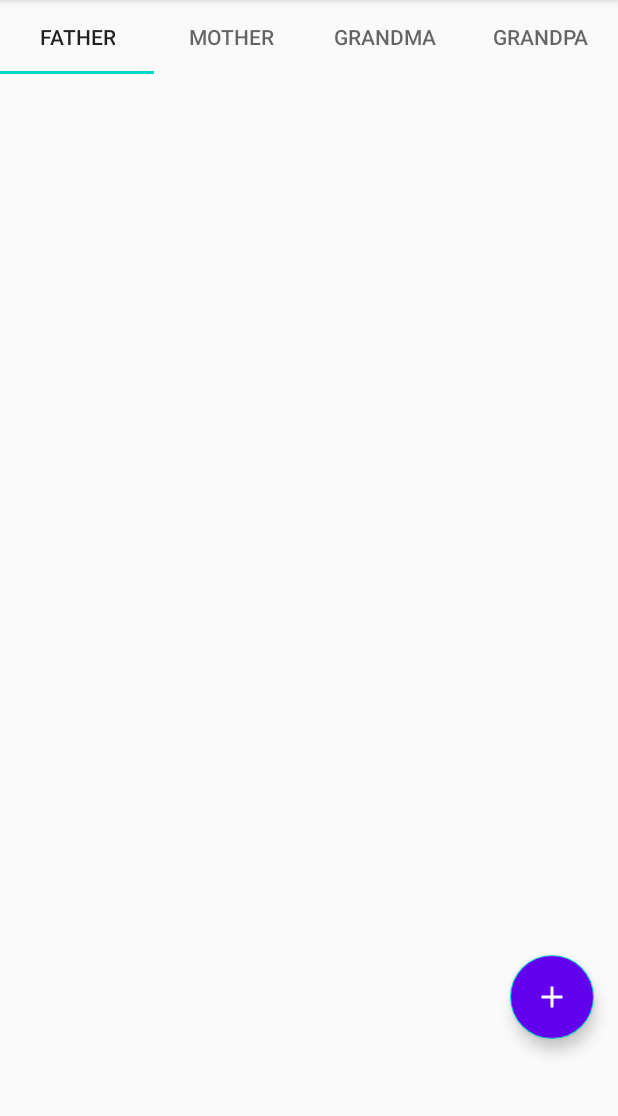
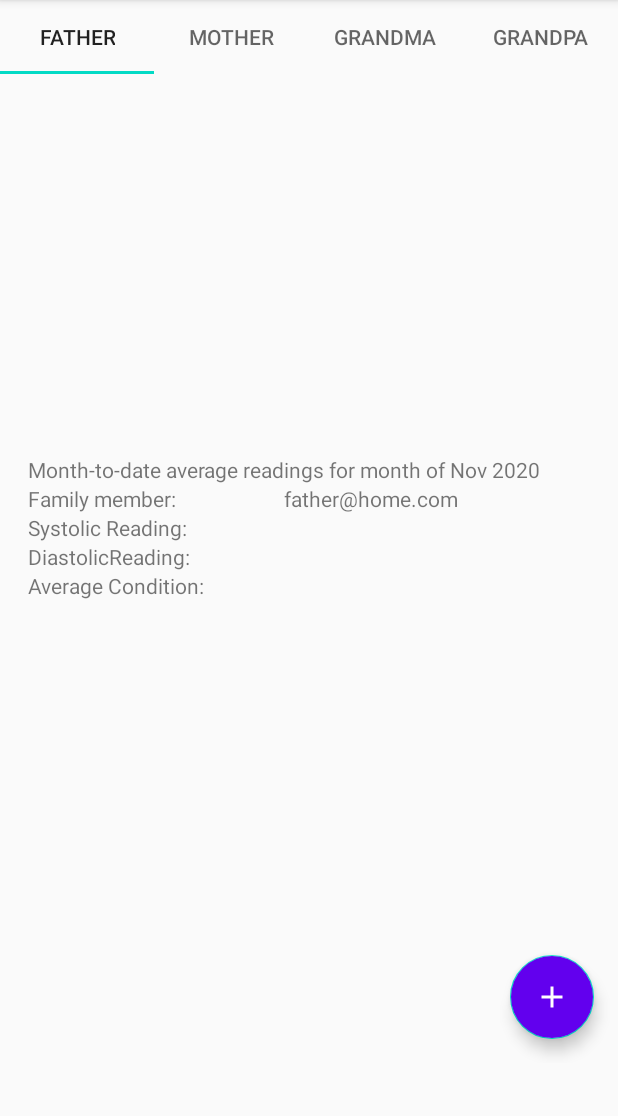
Before and after one commit to erkim97/Blood-Glucose, an Android app: the screen it shows after launch (MainActivity), on a phone screen of 412 x 824 dp, the part 84-1200 px from its top. Run offline under Robolectric (Android 15) with nearby library versions, the phone set to English and light mode, and no system bars; our stand-ins replace Firebase (no records; nobody signed in at launch, a user with empty details on screens opened directly); 1 statement that could not run was skipped.

```diff
--- a/app/src/main/java/com/bcit/ma_kim/Relative.java
+++ b/app/src/main/java/com/bcit/ma_kim/Relative.java
@@ -64,8 +64,15 @@ public class Relative extends Fragment {
         super.onActivityCreated(savedInstanceState);
         loadAnimations();
         initAddButton();
+        initStaticContent();
         dbRef = database.getReference(title);
         initFirebaseListener();
+    }
+
+    private void initStaticContent() {
+
+        TextView emailTextView = getView().findViewById(R.id.family_email);
+        emailTextView.setText(title + "@home.com");
     }
 
     private void initFirebaseListener() {
@@ -101,6 +108,8 @@ public class Relative extends Fragment {
             ++count;
         }
         int average = total / count;
+
+
 
         TextView sys_readings = getView().findViewById(R.id.sys_reading);
         sys_readings.setText(Integer.toString(average));
--- a/app/src/main/res/layout/fragment_relative.xml
+++ b/app/src/main/res/layout/fragment_relative.xml
@@ -4,44 +4,112 @@
     xmlns:tools="http://schemas.android.com/tools"
     android:layout_width="match_parent"
     android:layout_height="match_parent"
-    android:orientation="vertical"
     tools:context=".Relative">
 
 
-    <LinearLayout
-        android:layout_width="wrap_content"
-        android:layout_height="wrap_content"
+    <TableLayout
+        android:layout_width="375dp"
+        android:layout_height="211dp"
+        android:shrinkColumns="1"
+        android:stretchColumns="1"
         app:layout_constraintBottom_toBottomOf="parent"
         app:layout_constraintEnd_toEndOf="parent"
         app:layout_constraintStart_toStartOf="parent"
         app:layout_constraintTop_toTopOf="parent">
 
+        <TableRow
+            android:layout_width="match_parent"
+            android:layout_height="wrap_content">
+
+            <TextView
+                android:id="@+id/table_header"
+                android:layout_width="match_parent"
+                android:layout_height="match_parent"
+                android:layout_weight="1"
+                android:text="Month-to-date average readings for month of Nov 2020" />
+        </TableRow>
+
+
+        <TableRow>
+
+            <TextView
+                android:id="@+id/family_member_header"
+                android:layout_width="0dp"
+                android:layout_height="match_parent"
+                android:layout_weight="1"
+                android:text="@string/family_member_header" />
+
+            <TextView
+                android:id="@+id/family_email"
+                android:layout_width="wrap_content"
+                android:layout_height="wrap_content"
+                android:layout_weight="1"
+                android:text="father@home.com" />
+
+        </TableRow>
+
+        <TableRow>
+
+            <TextView
+                android:id="@+id/sys_reading_header"
+                android:layout_width="0dp"
+                android:layout_height="wrap_content"
+                android:layout_weight="1"
+                android:text="@string/sys_reading_header"></TextView>
 
             <TextView
                 android:id="@+id/sys_reading"
-            android:layout_width="wrap_content"
+                android:layout_width="0dp"
                 android:layout_height="wrap_content"
+                android:layout_weight="1"
                 app:layout_constraintEnd_toEndOf="parent"
                 app:layout_constraintStart_toStartOf="parent"></TextView>
+        </TableRow>
+
+        <TableRow>
+
+            <TextView
+                android:id="@+id/dia_reading_header"
+                android:layout_width="0dp"
+                android:layout_height="wrap_content"
+                android:layout_weight="1"
+                android:text="@string/dia_reading_header"></TextView>
 
             <TextView
                 android:id="@+id/dia_reading"
-            android:layout_width="wrap_content"
-            android:layout_height="wrap_content"></TextView>
+                android:layout_width="0dp"
+                android:layout_height="wrap_content"
+                android:layout_weight="1"
+                app:layout_constraintEnd_toEndOf="parent"
+                app:layout_constraintStart_toStartOf="parent"></TextView>
+        </TableRow>
+
+        <TableRow>
+
+            <TextView
+                android:id="@+id/avg_reading_header"
+                android:layout_width="0dp"
+                android:layout_height="wrap_content"
+                android:layout_weight="1"
+                android:text="@string/avg_reading_header"></TextView>
 
             <TextView
                 android:id="@+id/average_condition"
-            android:layout_width="wrap_content"
-            android:layout_height="wrap_content"></TextView>
+                android:layout_width="0dp"
+                android:layout_height="wrap_content"
+                android:layout_weight="1"></TextView>
 
-    </LinearLayout>
+        </TableRow>
+
+
+    </TableLayout>
 
 
     <com.google.android.material.floatingactionbutton.FloatingActionButton
         android:id="@+id/floating_edit_btn"
         android:layout_width="wrap_content"
         android:layout_height="wrap_content"
-        android:layout_gravity="bottom|right"
+        android:layout_gravity="bottom|end"
         android:layout_marginBottom="25dp"
         android:backgroundTint="@color/colorAccent"
         android:clickable="true"
@@ -59,7 +127,7 @@
         android:id="@+id/floating_add_btn"
         android:layout_width="wrap_content"
         android:layout_height="wrap_content"
-        android:layout_gravity="bottom|right"
+        android:layout_gravity="bottom|end"
         android:layout_margin="16dp"
         android:backgroundTint="@color/colorPrimary"
         android:clickable="true"
--- a/app/src/main/res/values/strings.xml
+++ b/app/src/main/res/values/strings.xml
@@ -1,5 +1,9 @@
 <resources>
     <string name="app_name">Ma_Kim</string>
+    <string name="family_member_header">Family member:</string>
+    <string name="sys_reading_header">Systolic Reading:</string>
+    <string name="dia_reading_header">DiastolicReading:</string>
+    <string name="avg_reading_header">Average Condition:</string>
     <array name="familyMember">
         <item>father@home.com</item>
         <item>mother@home.com</item>
```
Lines whose indentation alone changed are shown as unchanged.
